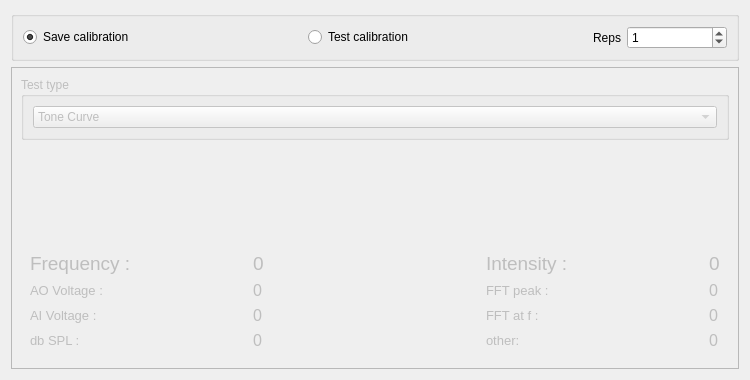
This is spikeylab/calibration/calibration_widget.ui in portfors-lab/sparkle as Qt 5 draws it before an edit. The edited form follows.
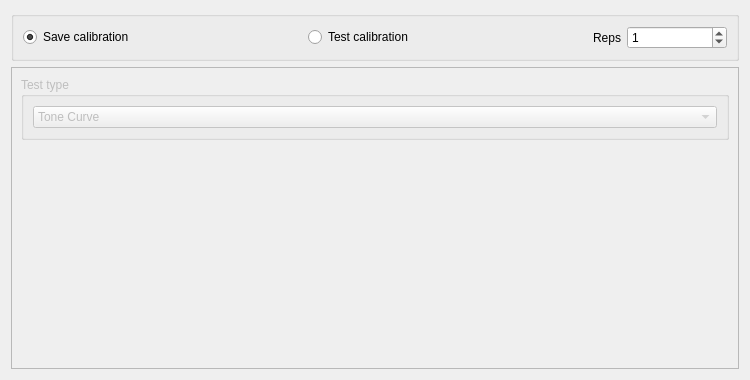
This is the edited form. Custom widgets are drawn as their Qt base class.

Commit message: User inputs for calibration save/load

```diff
--- a/spikeylab/calibration/calibration_widget.ui
+++ b/spikeylab/calibration/calibration_widget.ui
@@ -126,227 +126,6 @@
           <item>
            <widget class="TuningCurveEditor" name="curve_widget" native="true"/>
           </item>
-          <item>
-           <layout class="QGridLayout" name="gridLayout">
-            <item row="3" column="3">
-             <widget class="QLabel" name="label">
-              <property name="font">
-               <font>
-                <pointsize>10</pointsize>
-               </font>
-              </property>
-              <property name="text">
-               <string>other:</string>
-              </property>
-             </widget>
-            </item>
-            <item row="1" column="3">
-             <widget class="QLabel" name="label2">
-              <property name="font">
-               <font>
-                <pointsize>10</pointsize>
-               </font>
-              </property>
-              <property name="text">
-               <string>FFT peak :</string>
-              </property>
-             </widget>
-            </item>
-            <item row="2" column="1">
-             <widget class="QLabel" name="aiv_lbl">
-              <property name="font">
-               <font>
-                <pointsize>12</pointsize>
-               </font>
-              </property>
-              <property name="text">
-               <string>0</string>
-              </property>
-             </widget>
-            </item>
-            <item row="3" column="4">
-             <widget class="QLabel" name="label_6">
-              <property name="font">
-               <font>
-                <pointsize>12</pointsize>
-               </font>
-              </property>
-              <property name="text">
-               <string>0</string>
-              </property>
-             </widget>
-            </item>
-            <item row="1" column="4">
-             <widget class="QLabel" name="fftpeak_lbl">
-              <property name="font">
-               <font>
-                <pointsize>12</pointsize>
-               </font>
-              </property>
-              <property name="text">
-               <string>0</string>
-              </property>
-             </widget>
-            </item>
-            <item row="0" column="0">
-             <widget class="QLabel" name="label_10">
-              <property name="sizePolicy">
-               <sizepolicy hsizetype="Expanding" vsizetype="Preferred">
-                <horstretch>0</horstretch>
-                <verstretch>0</verstretch>
-               </sizepolicy>
-              </property>
-              <property name="font">
-               <font>
-                <pointsize>14</pointsize>
-               </font>
-              </property>
-              <property name="text">
-               <string>Frequency :</string>
-              </property>
-             </widget>
-            </item>
-            <item row="2" column="3">
-             <widget class="QLabel" name="label3">
-              <property name="font">
-               <font>
-                <pointsize>10</pointsize>
-               </font>
-              </property>
-              <property name="text">
-               <string>FFT at f :</string>
-              </property>
-             </widget>
-            </item>
-            <item row="1" column="0">
-             <widget class="QLabel" name="label0">
-              <property name="font">
-               <font>
-                <pointsize>10</pointsize>
-               </font>
-              </property>
-              <property name="text">
-               <string>AO Voltage :</string>
-              </property>
-             </widget>
-            </item>
-            <item row="0" column="1">
-             <widget class="QLabel" name="flabel">
-              <property name="font">
-               <font>
-                <pointsize>14</pointsize>
-               </font>
-              </property>
-              <property name="text">
-               <string>0</string>
-              </property>
-             </widget>
-            </item>
-            <item row="0" column="3">
-             <widget class="QLabel" name="label_11">
-              <property name="sizePolicy">
-               <sizepolicy hsizetype="Expanding" vsizetype="Preferred">
-                <horstretch>0</horstretch>
-                <verstretch>0</verstretch>
-               </sizepolicy>
-              </property>
-              <property name="font">
-               <font>
-                <pointsize>14</pointsize>
-               </font>
-              </property>
-              <property name="text">
-               <string>Intensity :</string>
-              </property>
-             </widget>
-            </item>
-            <item row="0" column="2">
-             <spacer name="horizontalSpacer">
-              <property name="orientation">
-               <enum>Qt::Horizontal</enum>
-              </property>
-              <property name="sizeHint" stdset="0">
-               <size>
-                <width>40</width>
-                <height>20</height>
-               </size>
-              </property>
-             </spacer>
-            </item>
-            <item row="0" column="4">
-             <widget class="QLabel" name="dblabel">
-              <property name="font">
-               <font>
-                <pointsize>14</pointsize>
-               </font>
-              </property>
-              <property name="text">
-               <string>0</string>
-              </property>
-             </widget>
-            </item>
-            <item row="3" column="1">
-             <widget class="QLabel" name="db_lbl">
-              <property name="font">
-               <font>
-                <pointsize>12</pointsize>
-               </font>
-              </property>
-              <property name="text">
-               <string>0</string>
-              </property>
-             </widget>
-            </item>
-            <item row="2" column="0">
-             <widget class="QLabel" name="label1">
-              <property name="font">
-               <font>
-                <pointsize>10</pointsize>
-               </font>
-              </property>
-              <property name="text">
-               <string>AI Voltage :</string>
-              </property>
-             </widget>
-            </item>
-            <item row="1" column="1">
-             <widget class="QLabel" name="avo_lbl">
-              <property name="font">
-               <font>
-                <pointsize>12</pointsize>
-               </font>
-              </property>
-              <property name="text">
-               <string>0</string>
-              </property>
-             </widget>
-            </item>
-            <item row="2" column="4">
-             <widget class="QLabel" name="fftf_lbl">
-              <property name="font">
-               <font>
-                <pointsize>12</pointsize>
-               </font>
-              </property>
-              <property name="text">
-               <string>0</string>
-              </property>
-             </widget>
-            </item>
-            <item row="3" column="0">
-             <widget class="QLabel" name="label4">
-              <property name="font">
-               <font>
-                <pointsize>10</pointsize>
-               </font>
-              </property>
-              <property name="text">
-               <string>db SPL :</string>
-              </property>
-             </widget>
-            </item>
-           </layout>
-          </item>
          </layout>
         </widget>
        </widget>
```
The commit also changes 8 other files.
